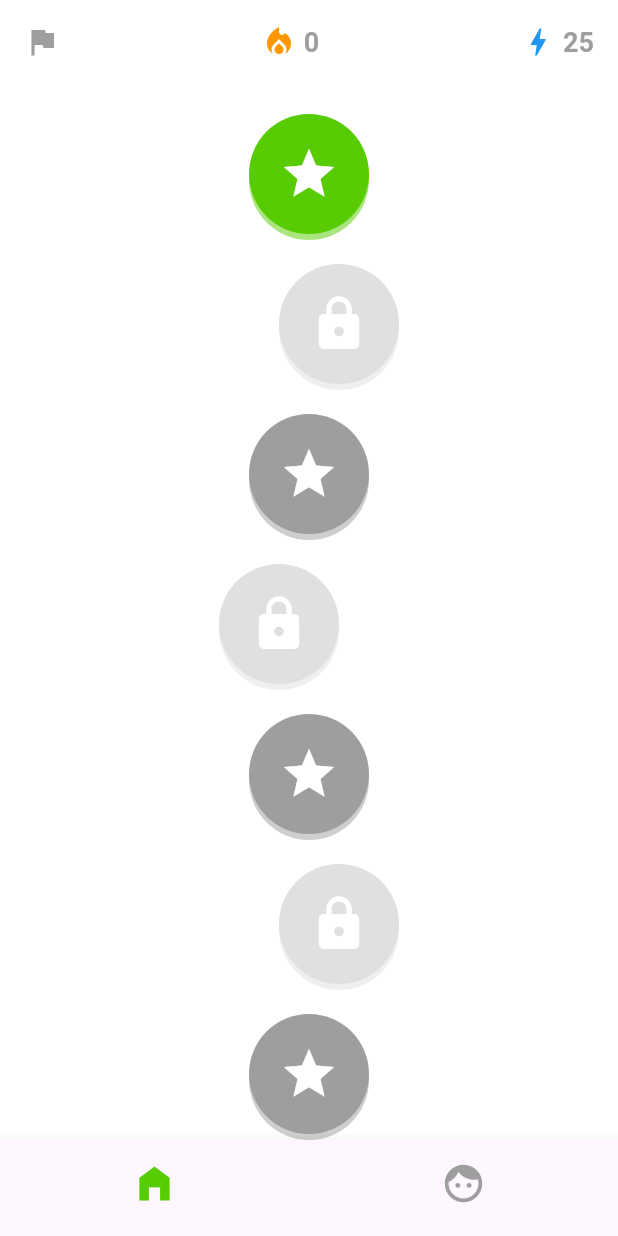
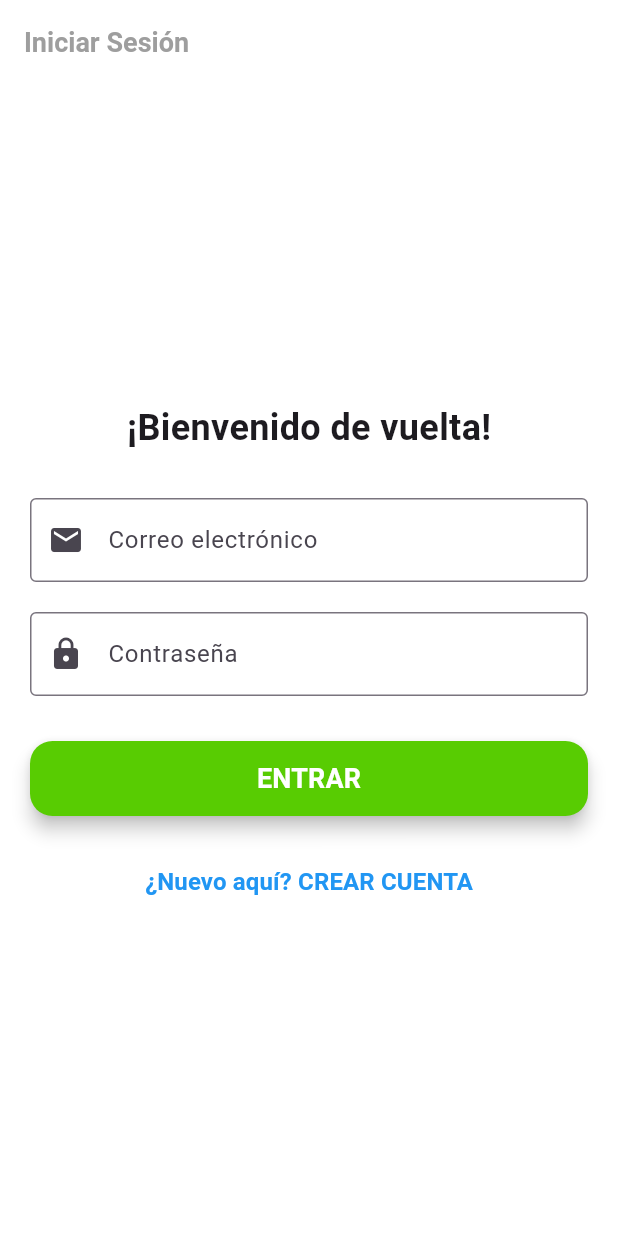
Before and after one commit to luisdaniel691/DuolingoClone, a Flutter app: the screen it shows after launch, on a phone screen of 412 x 824 dp. Run offline on Flutter 3.47's test engine with Material 3 defaults, Android fonts, the phone set to English and light mode, and no system bars; our stand-ins replace cloud_firestore, firebase_auth, firebase_core, percent_indicator; accounts and stored records are empty.

Commit message:
feat: crear UI de registro, login y contenedor principal de navegacion

```diff
--- a/lib/main.dart
+++ b/lib/main.dart
@@ -1,8 +1,25 @@
 import 'package:flutter/material.dart';
 import 'core/app_theme.dart';
 import 'presentation/main_wrapper.dart'; //  Importamos el wrapper
+import 'package:firebase_core/firebase_core.dart';
+import 'firebase_options.dart';
+import 'presentation/auth/pantalla_registro.dart';
+import 'package:firebase_auth/firebase_auth.dart';
+import 'data/servicios/poblador_lecciones.dart';
 
-void main() {
+
+void main() async {
+  // asegura que los widgets de Flutter se vinculen antes de iniciar servicios
+  WidgetsFlutterBinding.ensureInitialized();
+
+  //inicialización de Firebase
+  await Firebase.initializeApp(
+    options: DefaultFirebaseOptions.currentPlatform,
+  );
+
+  //debo recordar que solo debo ejecutarla cuando vaya a poblar lecciones
+  //await PobladorLecciones().subirLeccionDePrueba();
+
   runApp(const DuolingoCloneApp());
 }
 
@@ -15,7 +32,19 @@ class DuolingoCloneApp extends StatelessWidget {
       title: 'Duolingo Clone',
       debugShowCheckedModeBanner: false,
       theme: AppTheme.theme,
-      home: const MainWrapper(), // Arrancamos con el contenedor de pestañas
+      //home: const MainWrapper(), // Arrancamos con el contenedor de pestañas
+      //home: const PantallaRegistro(),
+      home: StreamBuilder<User?>(
+        stream: FirebaseAuth.instance.authStateChanges(),
+        builder: (context, snapshot) {
+          // si Firebase tiene datos de usuario, va directo al Mapa
+          if (snapshot.hasData) {
+            return const MainWrapper();
+          }
+          // si no hay usuario, va al Registro/Login
+          return const PantallaRegistro();
+        },
+      ),
     );
   }
 }
--- /dev/null
+++ b/lib/presentation/auth/pantalla_registro.dart
@@ -0,0 +1,157 @@
+import 'package:flutter/material.dart';
+import '../../data/repositories/repositorio_autenticacion.dart';
+import '../main_wrapper.dart';
+
+class PantallaRegistro extends StatefulWidget {
+  const PantallaRegistro({super.key});
+
+  @override
+  State<PantallaRegistro> createState() => _PantallaRegistroState();
+}
+
+class _PantallaRegistroState extends State<PantallaRegistro> {
+  final TextEditingController _correoController = TextEditingController();
+  final TextEditingController _passController = TextEditingController();
+  final RepositorioAutenticacion _authRepo = RepositorioAutenticacion();
+
+  // Esta variable controla si estamos registrandonos o iniciando sesion
+  bool _esRegistro = false;
+  bool _cargando = false;
+  String? _mensajeError;
+
+  void _autenticarUsuario() async {
+    setState(() {
+      _cargando = true;
+      _mensajeError = null;
+    });
+
+    try {
+      if (_esRegistro) {
+        // MODO REGISTRO
+        await _authRepo.registrarUsuario(
+          correo: _correoController.text.trim(),
+          contrasena: _passController.text.trim(),
+        );
+      } else {
+        // MODO LOGIN
+        await _authRepo.iniciarSesion(
+          correo: _correoController.text.trim(),
+          contrasena: _passController.text.trim(),
+        );
+      }
+
+      if (mounted) {
+        // Si todo sale bien, vamos al contenedor principal
+        Navigator.of(context).pushReplacement(
+          MaterialPageRoute(builder: (_) => const MainWrapper()),
+        );
+      }
+    } catch (e) {
+      setState(() {
+        // Limpiamos el mensaje de error para que sea legible
+        _mensajeError = e.toString().replaceAll("Exception: ", "");
+      });
+    } finally {
+      if (mounted) setState(() => _cargando = false);
+    }
+  }
+
+  @override
+  Widget build(BuildContext context) {
+    return Scaffold(
+      appBar: AppBar(
+        // El titulo cambia segun el modo
+        title: Text(_esRegistro ? "Crear Perfil" : "Iniciar Sesión"),
+      ),
+      body: Padding(
+        padding: const EdgeInsets.all(20.0),
+        child: Column(
+          mainAxisAlignment: MainAxisAlignment.center,
+          children: [
+            Text(
+              _esRegistro ? "¡Empieza tu racha!" : "¡Bienvenido de vuelta!",
+              style: const TextStyle(fontSize: 24, fontWeight: FontWeight.bold),
+            ),
+            const SizedBox(height: 30),
+
+            TextField(
+              controller: _correoController,
+              decoration: const InputDecoration(
+                labelText: "Correo electrónico",
+                border: OutlineInputBorder(),
+                prefixIcon: Icon(Icons.email),
+              ),
+              keyboardType: TextInputType.emailAddress,
+            ),
+            const SizedBox(height: 20),
+
+            TextField(
+              controller: _passController,
+              decoration: const InputDecoration(
+                labelText: "Contraseña",
+                border: OutlineInputBorder(),
+                prefixIcon: Icon(Icons.lock),
+              ),
+              obscureText: true,
+            ),
+
+            if (_mensajeError != null) ...[
+              const SizedBox(height: 10),
+              Text(
+                _mensajeError!,
+                style: const TextStyle(color: Colors.red, fontWeight: FontWeight.bold),
+                textAlign: TextAlign.center,
+              ),
+            ],
+
+            const SizedBox(height: 30),
+
+            // BOTON PRINCIPAL (Verde)
+            SizedBox(
+              width: double.infinity,
+              height: 50,
+              child: ElevatedButton(
+                onPressed: _cargando ? null : _autenticarUsuario,
+                style: ElevatedButton.styleFrom(
+                  backgroundColor: const Color(0xFF58CC02),
+                  foregroundColor: Colors.white,
+                  shape: RoundedRectangleBorder(
+                    borderRadius: BorderRadius.circular(15),
+                  ),
+                ),
+                child: _cargando
+                  ? const CircularProgressIndicator(color: Colors.white)
+                  : Text(
+                      _esRegistro ? "CREAR CUENTA" : "ENTRAR", // Texto dinamico
+                      style: const TextStyle(fontSize: 18, fontWeight: FontWeight.bold)
+                    ),
+              ),
+            ),
+
+            const SizedBox(height: 20),
+
+            // BOTON PARA CAMBIAR DE MODO
+            TextButton(
+              onPressed: () {
+                setState(() {
+                  _esRegistro = !_esRegistro; // Invertimos el valor (true a false)
+                  _mensajeError = null; // Limpiamos errores viejos
+                });
+              },
+              child: Text(
+                _esRegistro
+                  ? "¿Ya tienes cuenta? INICIA SESIÓN"
+                  : "¿Nuevo aquí? CREAR CUENTA",
+                style: const TextStyle(
+                  color: Colors.blue,
+                  fontWeight: FontWeight.bold,
+                  fontSize: 16
+                ),
+              ),
+            ),
+          ],
+        ),
+      ),
+    );
+  }
+}
```
